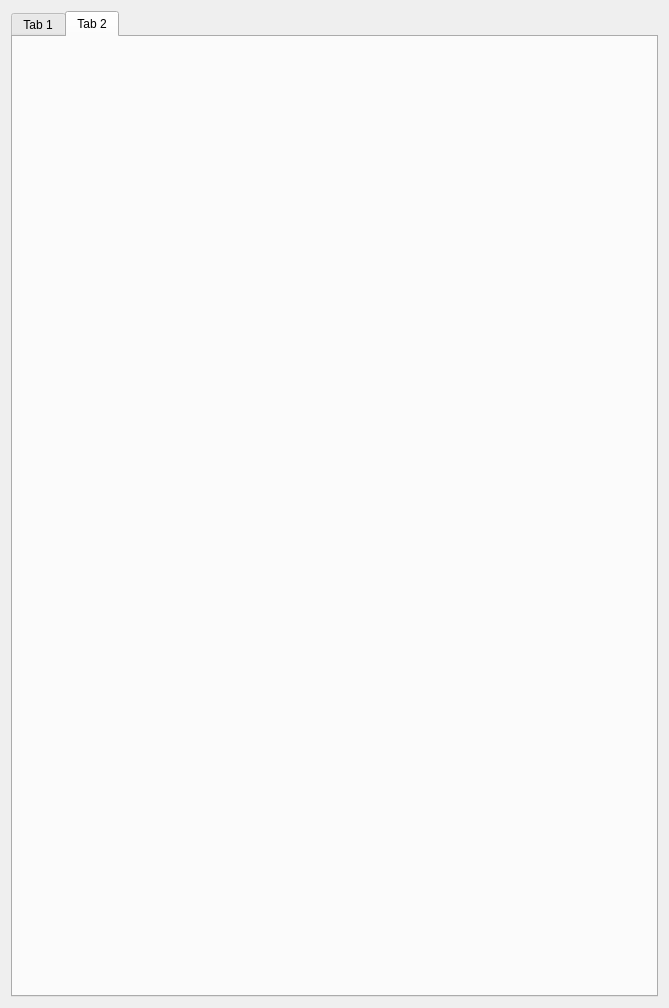
The window that resultwindow.ui (hallamlab/MetaPathwaysGUI) describes before a commit, drawn with Qt 5.
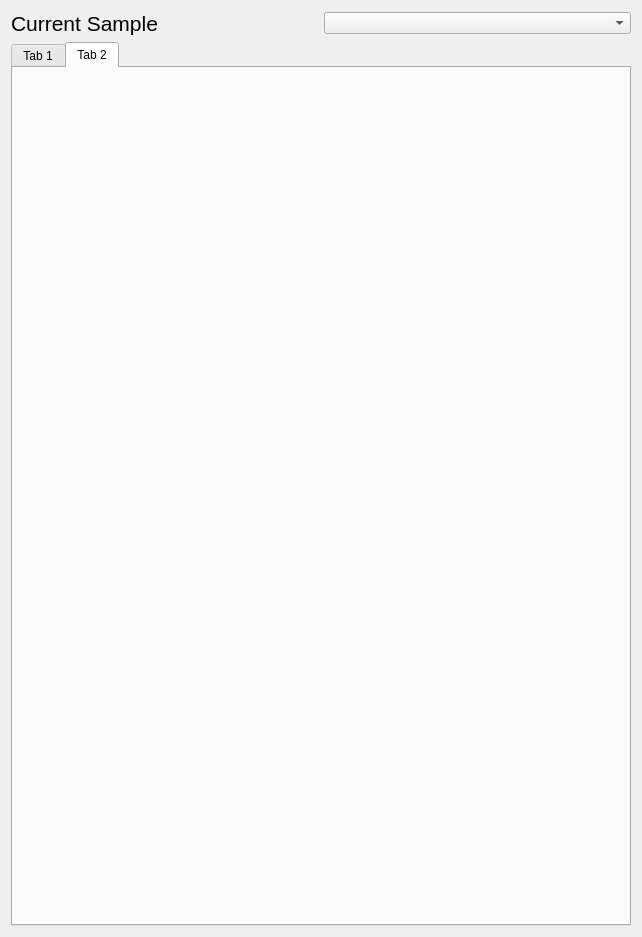
The same window after the commit. The open tabs and pages were chosen to show the change.

What changed in the file:
```diff
--- a/resultwindow.ui
+++ b/resultwindow.ui
@@ -6,8 +6,8 @@
    <rect>
     <x>0</x>
     <y>0</y>
-    <width>669</width>
-    <height>1008</height>
+    <width>642</width>
+    <height>937</height>
    </rect>
   </property>
   <property name="windowTitle">
@@ -15,6 +15,21 @@
   </property>
   <layout class="QGridLayout" name="gridLayout">
    <item row="0" column="0">
+    <widget class="QLabel" name="label">
+     <property name="font">
+      <font>
+       <pointsize>16</pointsize>
+      </font>
+     </property>
+     <property name="text">
+      <string>Current Sample</string>
+     </property>
+    </widget>
+   </item>
+   <item row="0" column="1">
+    <widget class="QComboBox" name="comboBox"/>
+   </item>
+   <item row="1" column="0" colspan="2">
     <widget class="QTabWidget" name="resultTabs">
      <widget class="QWidget" name="tab">
       <property name="enabled">
```
Left out of the diff: 3 changed lines with no effect on the pictures.
